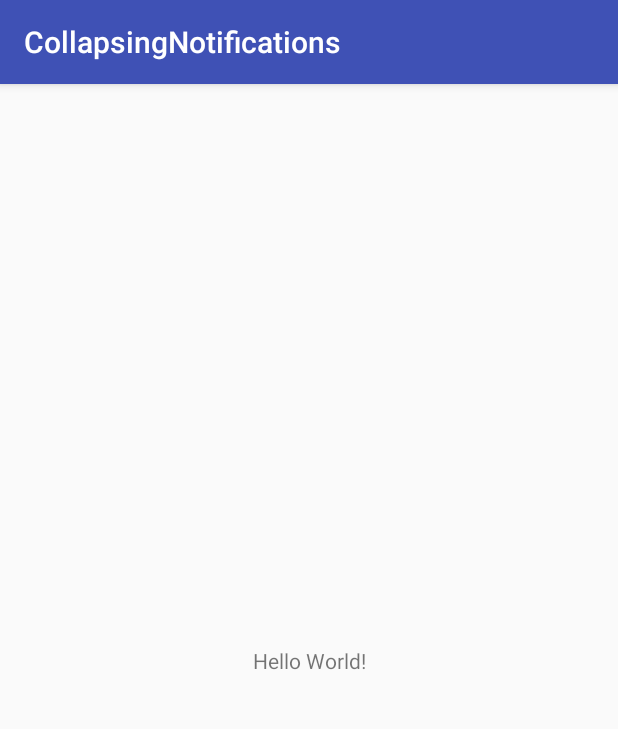
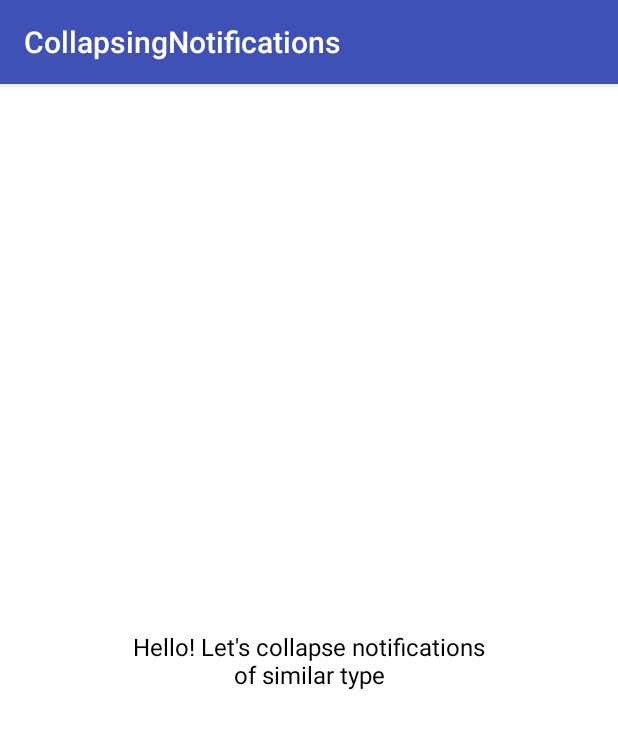
Before and after one commit to chetdeva/collapsing-notifications, an Android app: the screen it shows after launch (MainActivity), on a phone screen of 412 x 824 dp. Shown: the top 729 px of the screen. Run offline under Robolectric (Android 15) with nearby library versions, the phone set to English and light mode, and no system bars; our stand-ins replace Dagger/Hilt's generated code; 2 statements that could not run were skipped.

Commit message:
docs(README.md)

```diff
--- a/app/src/main/res/layout/activity_main.xml
+++ b/app/src/main/res/layout/activity_main.xml
@@ -5,12 +5,16 @@
     xmlns:tools="http://schemas.android.com/tools"
     android:layout_width="match_parent"
     android:layout_height="match_parent"
+    android:background="@android:color/white"
     tools:context="com.fueled.collapsingnotifications.MainActivity">
 
     <TextView
         android:layout_width="wrap_content"
         android:layout_height="wrap_content"
-        android:text="Hello World!"
+        android:gravity="center"
+        android:text="Hello! Let's collapse notifications\nof similar type"
+        android:textColor="@android:color/black"
+        android:textSize="16sp"
         app:layout_constraintBottom_toBottomOf="parent"
         app:layout_constraintLeft_toLeftOf="parent"
         app:layout_constraintRight_toRightOf="parent"
```
Also changed, not shown: 4 other files.
